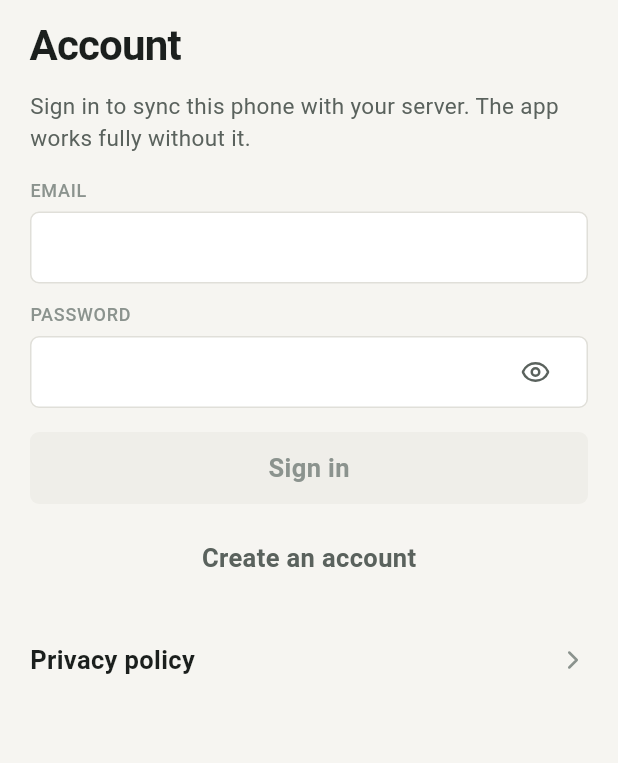
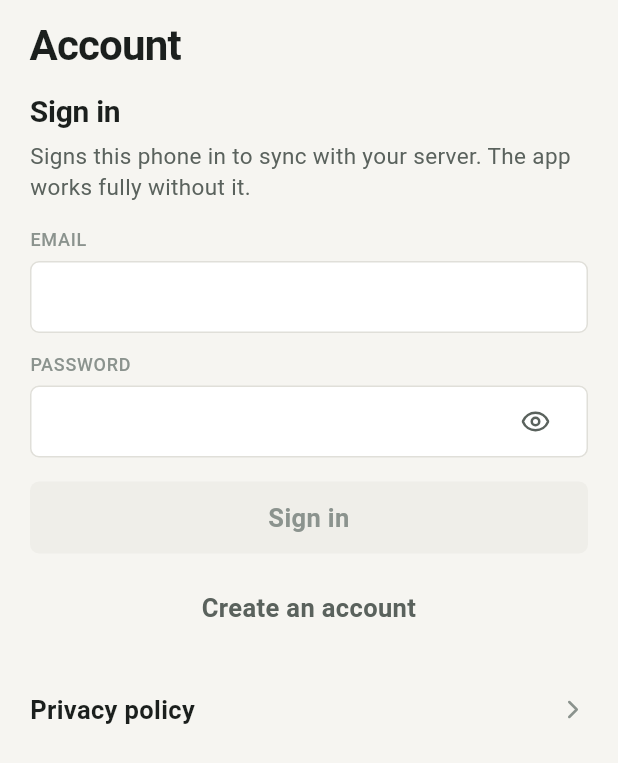
Before and after one commit to leoner11/personal, a Flutter app: the screen it shows after launch, item 5 of the bottom bar chosen, after a tap on "Account", on a phone screen of 412 x 824 dp. Shown: the top 763 px of the screen. Run offline on Flutter 3.47's test engine with Material 3 defaults, Android fonts, the phone set to English and light mode, and no system bars; our stand-ins replace drift, drift_flutter, flutter_local_notifications, flutter_secure_storage, flutter_timezone, lucide_icons and 2 more; missing offline and left inert: add_2_calendar, window_manager; accounts and stored records are empty; generated files the repository leaves out were written again.

Commit message:
Say whether the account form is signing in or creating an account
Signing up on the Mac did nothing and said nothing. Two buttons mentioned
accounts: the ghost one labelled "Create an account" only switched modes,
while the button that submits said "Sign in". Pressing the ghost looked
like a no-op, so the account was never created — and signing in afterwards
failed because there was nothing to sign in to.

The form now states its mode above the fields, and the description changes
with it, so switching is visible and the submit button always agrees with
the heading. A test fails if the heading goes away.

PhoneBtn labels also ellipsize instead of overflowing the button.

Co-Authored-By: Claude Opus 5 <noreply@anthropic.com>

```diff
--- a/app/lib/ui/phone/account_screen.dart
+++ b/app/lib/ui/phone/account_screen.dart
@@ -188,9 +188,17 @@ class _PhoneAccountScreenState extends State<PhoneAccountScreen> {
                   lastSynced: _lastSynced,
                   syncLoaded: _syncLoaded)
             else ...[
+              // ⚠ Same reason as the Mac: say which mode this is, rather than
+              // leaving it to a button label nobody reads.
+              Text(_registering ? 'Create an account' : 'Sign in',
+                  style: PT.entityName.copyWith(color: t.textPrimary)),
+              const SizedBox(height: 4),
               Text(
-                  'Sign in to sync this phone with your server. '
-                  'The app works fully without it.',
+                  _registering
+                      ? 'Creates a new account on your server, then signs this '
+                          'phone in. The app works fully without one.'
+                      : 'Signs this phone in to sync with your server. '
+                          'The app works fully without it.',
                   style: PT.secondary.copyWith(color: t.textSecondary)),
               const SizedBox(height: PD.sectionGap),
               PhoneField(
--- a/app/lib/ui/phone/phone_primitives.dart
+++ b/app/lib/ui/phone/phone_primitives.dart
@@ -289,9 +289,16 @@ class _PhoneBtnState extends State<PhoneBtn> {
                   Icon(widget.icon, size: 18, color: fg),
                   const SizedBox(width: 8),
                 ],
-                Text(widget.label,
-                    style: PT.body
-                        .copyWith(color: fg, fontWeight: FontWeight.w600)),
+                // ⚠ Flexible + ellipsis: a label longer than the button used
+                // to overflow and clip against the edge rather than shrink.
+                Flexible(
+                  child: Text(widget.label,
+                      maxLines: 1,
+                      overflow: TextOverflow.ellipsis,
+                      textAlign: TextAlign.center,
+                      style: PT.body
+                          .copyWith(color: fg, fontWeight: FontWeight.w600)),
+                ),
               ],
             ),
           ),
```
Also changed, not shown: app/lib/ui/account_dialog.dart (+13 -2 lines), 2 other files.
